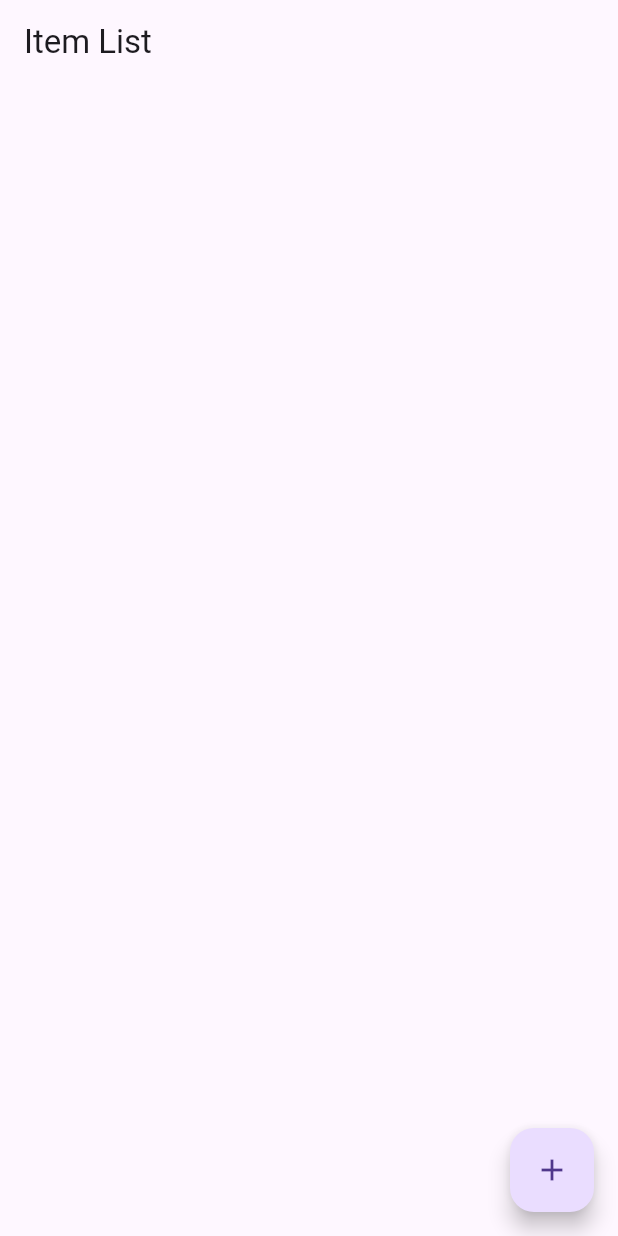
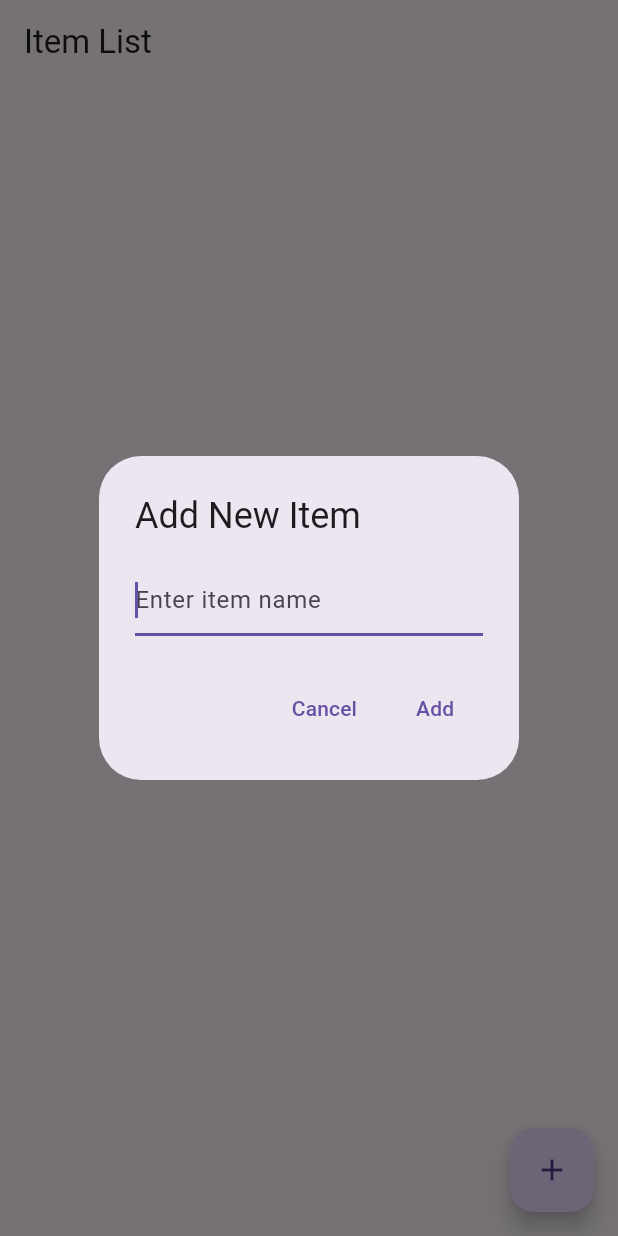
Before and after one commit to uumair327/ims, a Flutter app: the screen it shows after launch, after a tap on the "add" icon, on a phone screen of 412 x 824 dp. Run offline on Flutter 3.47's test engine with Material 3 defaults, Android fonts, the phone set to English and light mode, and no system bars.

Commit message:
Floating button

```diff
--- a/lib/home.dart
+++ b/lib/home.dart
@@ -1,5 +1,8 @@
 import 'package:flutter/material.dart';
+import 'package:ims/item.dart';
+import 'package:ims/item_data.dart';
 import 'package:ims/item_list.dart';
+import 'package:provider/provider.dart';
 
 class Home extends StatelessWidget {
   @override
@@ -12,6 +15,40 @@ class Home extends StatelessWidget {
       floatingActionButton: FloatingActionButton(
         onPressed: () {
           // Add functionality to add a new item
+          showDialog(
+            context: context,
+            builder: (BuildContext context) {
+              String newItem = '';
+              return AlertDialog(
+                title: Text('Add New Item'),
+                content: TextField(
+                  autofocus: true,
+                  decoration: InputDecoration(hintText: "Enter item name"),
+                  onChanged: (value) {
+                    newItem = value;
+                  },
+                ),
+                actions: [
+                  TextButton(
+                    child: Text('Cancel'),
+                    onPressed: () {
+                      Navigator.of(context).pop();
+                    },
+                  ),
+                  TextButton(
+                    child: Text('Add'),
+                    onPressed: () {
+                      if (newItem.isNotEmpty) {
+                        Provider.of<ItemData>(context, listen: false)
+                            .addItem(Item(item: newItem));
+                      }
+                      Navigator.of(context).pop();
+                    },
+                  ),
+                ],
+              );
+            },
+          );
         },
         child: Icon(Icons.add),
       ),
```
